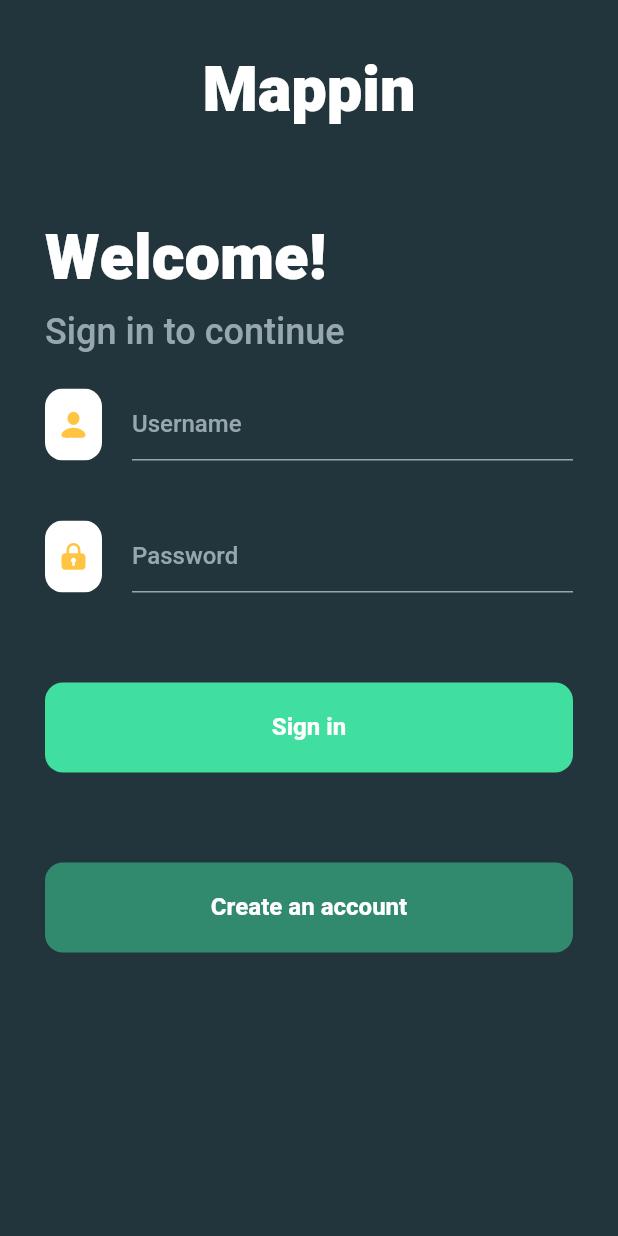
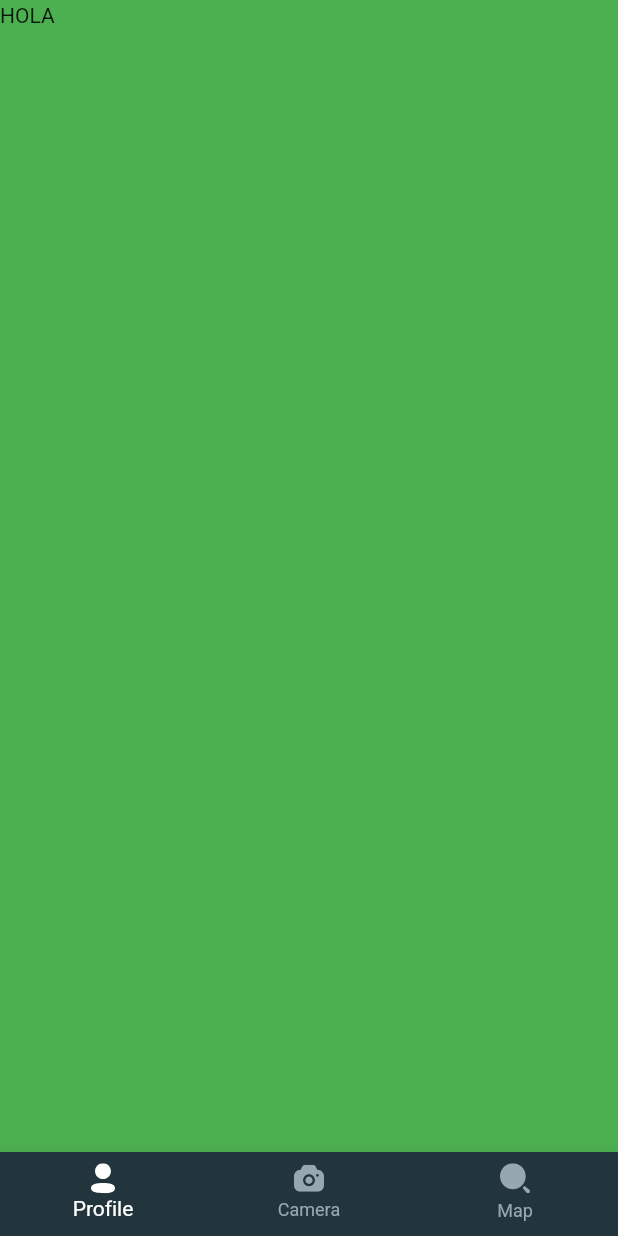
Before and after one commit to Makrah/mf-flutflut, a Flutter app: the screen it shows after launch, on a phone screen of 412 x 824 dp. Run offline on Flutter 3.47's test engine with Material 2 defaults, Android fonts, the phone set to English and light mode, and no system bars; our stand-ins replace dio, flutter_svg, geolocator, get_it, rxdart, shared_preferences; missing offline and left inert: edge_alert; generated files the repository leaves out were written again.

```diff
--- a/lib/main.dart
+++ b/lib/main.dart
@@ -4,7 +4,12 @@ import 'package:dio/dio.dart';
 import 'package:flutter/cupertino.dart';
 import 'package:flutter/material.dart';
 import 'package:get_it/get_it.dart';
+import 'package:mappin/src/pages/CreatePostScreen.dart';
+import 'package:mappin/src/pages/HomeScreen.dart';
 import 'package:mappin/src/pages/LoginScreen.dart';
+import 'package:mappin/src/pages/MapScreen.dart';
+import 'package:mappin/src/pages/PostDetailScreen.dart';
+import 'package:mappin/src/pages/ProfileScreen.dart';
 import 'package:mappin/src/pages/SignupScreen.dart';
 import 'package:mappin/src/values/themeiOS.dart';
 import 'package:rxdart/subjects.dart';
@@ -74,9 +79,11 @@ class MyApp extends StatelessWidget {
       "/": (context) => SplashScreen(),
       "/login": (context) => LoginScreen(),
       "/signup": (context) => SignupScreen(),
-      "/first": (context) => FirstScreen(),
-      "/second": (context) => SecondScreen(),
-      // Todo continuer ici
+      "/home": (context) => HomeScreen(),
+      "/profile": (context) => ProfileScreen(),
+      "/createPost": (context) => CreatePostScreen(),
+      "/map": (context) => MapScreen(),
+      "/postDetail": (context) => PostDetailScreen(),
     };
     final initialRoute = "/";
     final title = "Flutter Demo";
--- /dev/null
+++ b/lib/src/pages/HomeScreen.dart
@@ -0,0 +1,150 @@
+import 'dart:io';
+
+import 'package:flutter/material.dart';
+import 'package:flutter_svg/flutter_svg.dart';
+import 'package:mappin/FirstScreen.dart';
+import 'package:mappin/SecondScreen.dart';
+import 'package:mappin/src/pages/CreatePostScreen.dart';
+import 'package:mappin/src/pages/LoginScreen.dart';
+import 'package:mappin/src/pages/MapScreen.dart';
+import 'package:mappin/src/pages/PostDetailScreen.dart';
+import 'package:mappin/src/pages/ProfileScreen.dart';
+import 'package:mappin/src/pages/SignupScreen.dart';
+import 'package:mappin/src/pages/SplashScreen.dart';
+import 'package:mappin/src/widgets/BottomNavigation.dart';
+import 'package:mappin/src/widgets/TabNavigator.dart';
+import 'package:mappin/src/values/colors.dart' as colors;
+
+class AppFlow {
+  String title;
+  String svgPath;
+  String initialRouteKey;
+  Map<String, StatefulWidget Function(dynamic)> routes;
+  Color mainColor;
+  GlobalKey<NavigatorState> navigatorKey;
+
+  AppFlow(
+      {this.title,
+      this.svgPath,
+      this.initialRouteKey,
+      this.routes,
+      this.mainColor,
+      this.navigatorKey});
+}
+
+class HomeScreen extends StatefulWidget {
+  @override
+  _HomeScreenState createState() => _HomeScreenState();
+}
+
+class _HomeScreenState extends State<HomeScreen> {
+  int _currentBarIndex = 0;
+
+  // AppFlow is just a class I created for holding information
+  // about our app's flows.
+  final List<AppFlow> appFlows = [
+    AppFlow(
+      title: 'Profile',
+      svgPath: "assets/images/icon_tab_profile.svg",
+      initialRouteKey: "/profile",
+      routes: {
+        "/profile": (context) => ProfileScreen(),
+        "/postDetail": (context) => PostDetailScreen(),
+      },
+      mainColor: Colors.red,
+      navigatorKey: GlobalKey<NavigatorState>(),
+    ),
+    AppFlow(
+      title: 'Camera',
+      svgPath: "assets/images/icon_tab_camera.svg",
+      initialRouteKey: "/createPost",
+      routes: {
+        "/createPost": (context) => CreatePostScreen(),
+      },
+      mainColor: Colors.green,
+      navigatorKey: GlobalKey<NavigatorState>(),
+    ),
+    AppFlow(
+      title: 'Map',
+      svgPath: "assets/images/icon_tab_map.svg",
+      initialRouteKey: "/map",
+      routes: {
+        "/map": (context) => MapScreen(),
+        "/postDetail": (context) => PostDetailScreen(),
+      },
+      mainColor: Colors.green,
+      navigatorKey: GlobalKey<NavigatorState>(),
+    ),
+  ];
+
+  @override
+  Widget build(BuildContext context) {
+    final currentFlow = appFlows[_currentBarIndex];
+    // We're preventing the root navigator from popping and closing the app
+    // when the back button is pressed and the inner navigator can handle it.
+    // That occurs when the inner has more than one page on its stack.
+    // You can comment the onWillPop callback and watch "the bug".
+    return WillPopScope(
+      onWillPop: () async =>
+          !await currentFlow.navigatorKey.currentState.maybePop(),
+      child: Scaffold(
+        body: IndexedStack(
+          index: _currentBarIndex,
+          children: appFlows
+              .map(
+                _buildIndexedPageFlow,
+              )
+              .toList(),
+        ),
+        bottomNavigationBar: BottomNavigationBar(
+          unselectedItemColor: colors.smoothLabelColor,
+          unselectedLabelStyle: TextStyle(color: colors.smoothLabelColor),
+          selectedItemColor: Colors.white,
+          selectedLabelStyle: TextStyle(color: Colors.white),
+          backgroundColor: colors.backgroundColorDark,
+          currentIndex: _currentBarIndex,
+          items: appFlows
+              .map(
+                (flow) => BottomNavigationBarItem(
+                  label: flow.title,
+                  icon: SvgPicture.asset(
+                    flow.svgPath,
+                    color: _currentBarIndex == appFlows.indexOf(flow)
+                        ? Colors.white
+                        : colors.smoothLabelColor,
+                  ),
+                ),
+              )
+              .toList(),
+          onTap: (newIndex) => setState(
+            () {
+              if (_currentBarIndex != newIndex) {
+                _currentBarIndex = newIndex;
+              } else {
+                // If the user is re-selecting the tab, the common
+                // behavior is to empty the stack.
+                currentFlow.navigatorKey.currentState
+                    .popUntil((route) => route.isFirst);
+              }
+            },
+          ),
+        ),
+      ),
+    );
+  }
+
+  Widget _buildIndexedPageFlow(AppFlow appFlow) {
+    return Navigator(
+      key: appFlow.navigatorKey,
+      onGenerateRoute: (RouteSettings settings) {
+        if (appFlow.routes[settings.name] == null) {
+          return MaterialPageRoute(
+              builder: appFlow.routes[appFlow.initialRouteKey],
+              settings: settings);
+        }
+        return MaterialPageRoute(
+            builder: appFlow.routes[settings.name], settings: settings);
+      },
+    );
+  }
+}
--- a/lib/src/pages/ProfileScreen.dart
+++ b/lib/src/pages/ProfileScreen.dart
@@ -0,0 +1,19 @@
+import 'package:flutter/material.dart';
+
+class ProfileScreen extends StatefulWidget {
+  ProfileScreen({Key key}) : super(key: key);
+
+  @override
+  _ProfileScreenState createState() => _ProfileScreenState();
+}
+
+class _ProfileScreenState extends State<ProfileScreen> {
+
+  @override
+  Widget build(BuildContext context) {
+    return Scaffold(
+      backgroundColor: Colors.green,
+      body: Text("HOLA")
+    );
+  }
+}
--- a/lib/src/pages/SplashScreen.dart
+++ b/lib/src/pages/SplashScreen.dart
@@ -16,7 +16,8 @@ class _SplashScreenState extends State<SplashScreen> {
   }
 
   void onWidgetBuild() {
-    Navigator.pushNamed(context, "/login");
+    // Navigator.pushNamed(context, "/login");
+    Navigator.pushNamed(context, "/home");
   }
 
   @override
--- a/lib/src/widgets/platforms/PlatformAppBar.dart
+++ b/lib/src/widgets/platforms/PlatformAppBar.dart
@@ -3,15 +3,13 @@ import 'package:flutter/material.dart';
 import 'package:mappin/src/widgets/platforms/PlatformWidget.dart';
 
 class PlatformAppBar extends PlatformWidget<CupertinoNavigationBar, AppBar> {
-  final Widget leading;
   final Widget title;
 
-  PlatformAppBar(this.leading, this.title);
+  PlatformAppBar({this.title});
 
   @override
   AppBar createAndroidWidget(BuildContext context) {
     return AppBar(
-      leading: leading,
       title: title,
     );
   }
@@ -19,7 +17,6 @@ class PlatformAppBar extends PlatformWidget<CupertinoNavigationBar, AppBar> {
   @override
   CupertinoNavigationBar createIosWidget(BuildContext context) {
     return CupertinoNavigationBar(
-      leading: leading,
       middle: title,
     );
   }
```
Also changed, not shown: lib/src/pages/CreatePostScreen.dart (+19 -0 lines), lib/src/pages/MapScreen.dart (+29 -0 lines), lib/src/pages/PostDetailScreen.dart (+30 -0 lines), lib/src/widgets/BottomNavigation.dart (added, +57 -0 lines), lib/src/widgets/TabNavigator.dart (added, +55 -0 lines).
